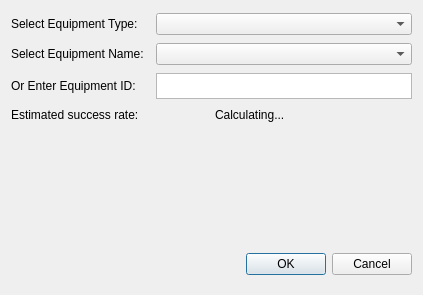
Before: the Qt Designer form FleetMemories/ClientGUI/ui/developwindow.ui in ibicdlcod/GuoMuoRuoProject, drawn with Qt 5.
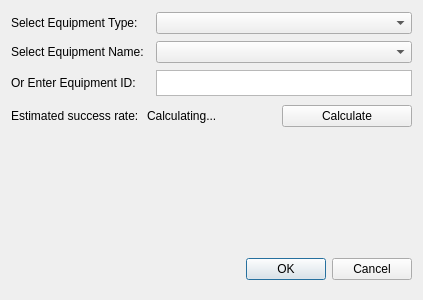
After: the same form once the commit is applied.

What changed in the file:
```diff
--- a/FleetMemories/ClientGUI/ui/developwindow.ui
+++ b/FleetMemories/ClientGUI/ui/developwindow.ui
@@ -7,7 +7,7 @@
     <x>0</x>
     <y>0</y>
     <width>423</width>
-    <height>295</height>
+    <height>300</height>
    </rect>
   </property>
   <property name="windowTitle">
@@ -113,6 +113,13 @@
        </property>
       </widget>
      </item>
+     <item>
+      <widget class="QPushButton" name="calButton">
+       <property name="text">
+        <string id="develop-calculate">Calculate</string>
+       </property>
+      </widget>
+     </item>
     </layout>
    </item>
    <item>
```
